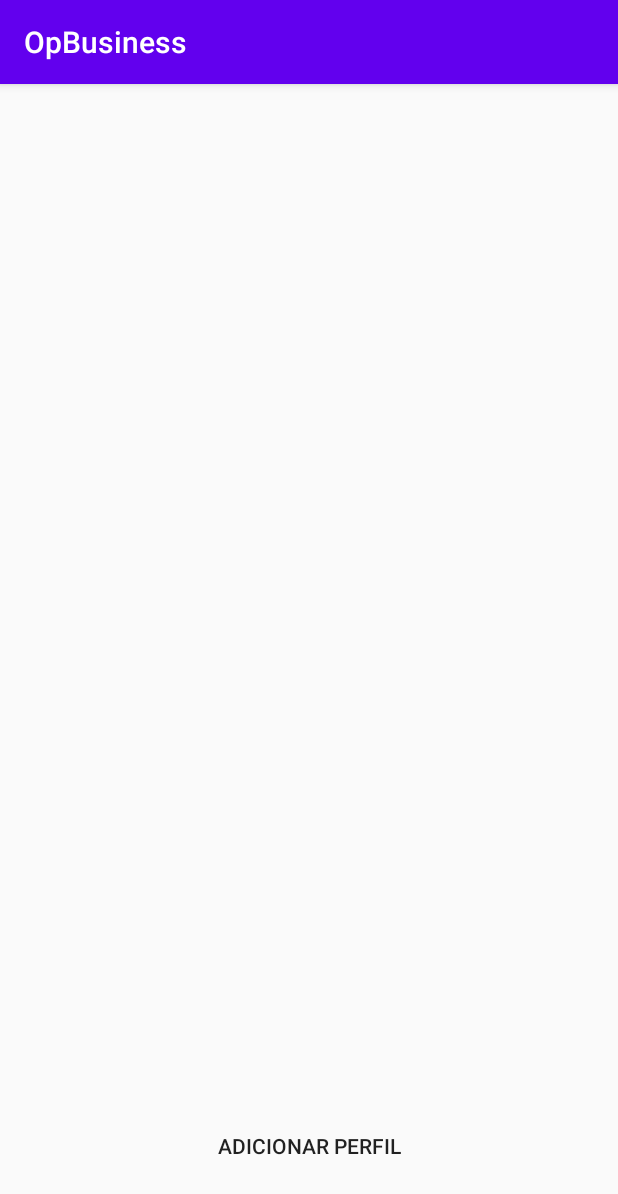
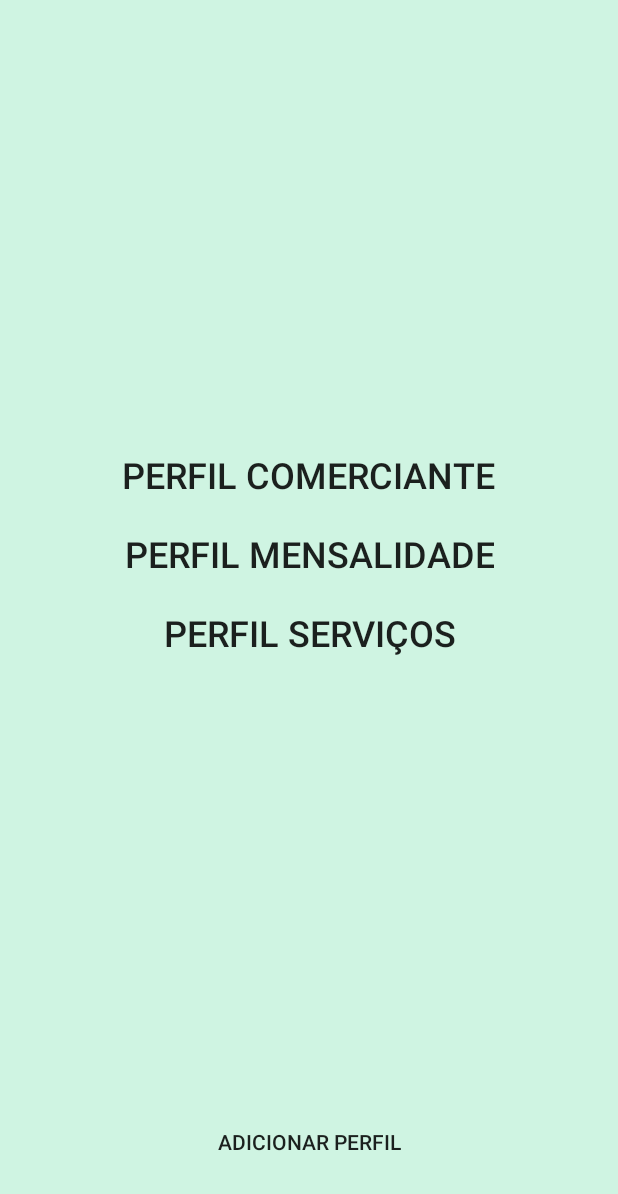
Before and after one commit to carlosivis/OpBusiness, an Android app: the PerfilFragment screen opened through its navigation route, on a phone screen of 412 x 824 dp. Shown: the top 1194 px of the screen. Run offline under Robolectric (Android 15) with nearby library versions, the phone set to English and light mode, and no system bars.

Commit message:
tema mudado e configurado o recyclerView

```diff
--- /dev/null
+++ b/app/src/main/java/com/example/opbusiness/data/model/PerfilModel.kt
@@ -0,0 +1,6 @@
+package com.example.opbusiness.data.model
+
+data class PerfilModel(
+    val nome: String,
+    val id: Int?
+)
--- /dev/null
+++ b/app/src/main/java/com/example/opbusiness/ui/perfil/PerfilAdapter.kt
@@ -0,0 +1,33 @@
+package com.example.opbusiness.ui.perfil
+
+import android.view.LayoutInflater
+import android.view.View
+import android.view.ViewGroup
+import androidx.navigation.Navigation
+import androidx.recyclerview.widget.RecyclerView
+import com.example.opbusiness.R
+import com.example.opbusiness.data.model.PerfilModel
+import kotlinx.android.synthetic.main.recycler_perfil.view.*
+
+class PerfilAdapter(private var list: List<PerfilModel>): RecyclerView.Adapter<PerfilAdapter.PerfilViewHolder>(){
+    override fun onCreateViewHolder(parent: ViewGroup, viewType: Int): PerfilAdapter.PerfilViewHolder=
+        PerfilViewHolder(
+            LayoutInflater.from(parent.context)
+                .inflate(R.layout.recycler_perfil, parent, false)
+        )
+
+    override fun getItemCount()= list.size
+
+    override fun onBindViewHolder(holder: PerfilAdapter.PerfilViewHolder, position: Int) {
+        val perfil = list[position]
+        holder.bind(perfil)
+    }
+    class PerfilViewHolder(itemView: View): RecyclerView.ViewHolder(itemView){
+        fun bind(perfil: PerfilModel){
+            itemView.txtNamePerfil.text = perfil.nome
+            itemView.txtNamePerfil.setOnClickListener {
+                Navigation.findNavController(itemView).navigate(R.id.action_perfilFragment_to_homeFragment)
+            }
+        }
+    }
+}
--- a/app/src/main/java/com/example/opbusiness/ui/PerfilFragment.kt
+++ b/app/src/main/java/com/example/opbusiness/ui/perfil/PerfilFragment.kt
@@ -1,4 +1,4 @@
-package com.example.opbusiness.ui
+package com.example.opbusiness.ui.perfil
 
 import android.os.Bundle
 import androidx.fragment.app.Fragment
@@ -6,11 +6,15 @@ import android.view.LayoutInflater
 import android.view.View
 import android.view.ViewGroup
 import androidx.navigation.fragment.findNavController
+import androidx.recyclerview.widget.LinearLayoutManager
 import com.example.opbusiness.R
+import com.example.opbusiness.data.model.PerfilModel
 import kotlinx.android.synthetic.main.fragment_perfil.*
 
 class PerfilFragment : Fragment() {
 
+    lateinit var perfilAdapter: PerfilAdapter
+    var list: List<PerfilModel> = listOf(PerfilModel("Perfil Comerciante",1),PerfilModel("Perfil Mensalidade",3), PerfilModel("Perfil Serviços",2))
 
     override fun onCreateView(
         inflater: LayoutInflater, container: ViewGroup?,
@@ -22,6 +26,16 @@ class PerfilFragment : Fragment() {
 
     override fun onViewCreated(view: View, savedInstanceState: Bundle?) {
         super.onViewCreated(view, savedInstanceState)
+
+        configureRecyclerView(list)
         btnAddPerfil.setOnClickListener { findNavController().navigate(R.id.action_perfilFragment_to_homeFragment) }
     }
+
+    private fun configureRecyclerView(list:List<PerfilModel>) {
+        perfilAdapter = PerfilAdapter(list)
+        recyclerPerfil.apply {
+            layoutManager = LinearLayoutManager(context)
+            adapter = perfilAdapter
+        }
+    }
 }
--- a/app/src/main/res/layout/fragment_login.xml
+++ b/app/src/main/res/layout/fragment_login.xml
@@ -4,7 +4,8 @@
     android:layout_width="match_parent"
     android:layout_height="match_parent"
     xmlns:app="http://schemas.android.com/apk/res-auto"
-    tools:context=".ui.LoginFragment">
+    tools:context=".ui.LoginFragment"
+    >
 
     <ImageView
         android:id="@+id/imageLogo"
--- a/app/src/main/res/layout/fragment_perfil.xml
+++ b/app/src/main/res/layout/fragment_perfil.xml
@@ -4,13 +4,13 @@
     android:layout_width="match_parent"
     android:layout_height="match_parent"
     xmlns:app="http://schemas.android.com/apk/res-auto"
-    tools:context=".ui.PerfilFragment">
-
+    tools:context=".ui.perfil.PerfilFragment">
 
     <androidx.recyclerview.widget.RecyclerView
         android:id="@+id/recyclerPerfil"
         android:layout_width="match_parent"
         android:layout_height="wrap_content"
+        android:scrollbars="vertical"
         tools:listitem="@layout/recycler_perfil"
         app:layout_constraintStart_toStartOf="parent"
         app:layout_constraintEnd_toEndOf="parent"
--- a/app/src/main/res/layout/recycler_perfil.xml
+++ b/app/src/main/res/layout/recycler_perfil.xml
@@ -9,8 +9,9 @@
         android:id="@+id/txtNamePerfil"
         android:layout_width="wrap_content"
         android:layout_height="wrap_content"
+        android:maxEms="20"
         android:text="Perfil X"
-        android:textSize="30sp"
+        android:textSize="24sp"
         style="@style/Widget.AppCompat.Button.Borderless"
         />
 
--- a/app/src/main/res/navigation/nav_host.xml
+++ b/app/src/main/res/navigation/nav_host.xml
@@ -15,7 +15,7 @@
     </fragment>
     <fragment
         android:id="@+id/perfilFragment"
-        android:name="com.example.opbusiness.ui.PerfilFragment"
+        android:name="com.example.opbusiness.ui.perfil.PerfilFragment"
         android:label="fragment_perfil"
         tools:layout="@layout/fragment_perfil" >
         <action
--- a/app/src/main/res/values/colors.xml
+++ b/app/src/main/res/values/colors.xml
@@ -3,4 +3,6 @@
     <color name="colorPrimary">#6200EE</color>
     <color name="colorPrimaryDark">#3700B3</color>
     <color name="colorAccent">#03DAC5</color>
+    <color name="colorBackground">#CFF4E2 </color>
+    <color name="dark_green">#07AEA4</color>
 </resources>
--- a/app/src/main/res/values/styles.xml
+++ b/app/src/main/res/values/styles.xml
@@ -1,10 +1,12 @@
 <resources>
     <!-- Base application theme. -->
-    <style name="AppTheme" parent="Theme.AppCompat.Light.DarkActionBar">
+    <style name="AppTheme" parent="Theme.AppCompat.Light.NoActionBar">
         <!-- Customize your theme here. -->
         <item name="colorPrimary">@color/colorPrimary</item>
         <item name="colorPrimaryDark">@color/colorPrimaryDark</item>
         <item name="colorAccent">@color/colorAccent</item>
+        <item name="android:background">@color/colorBackground</item>
+        <item name="android:colorButtonNormal">@color/dark_green</item>
     </style>
 
 </resources>
```
